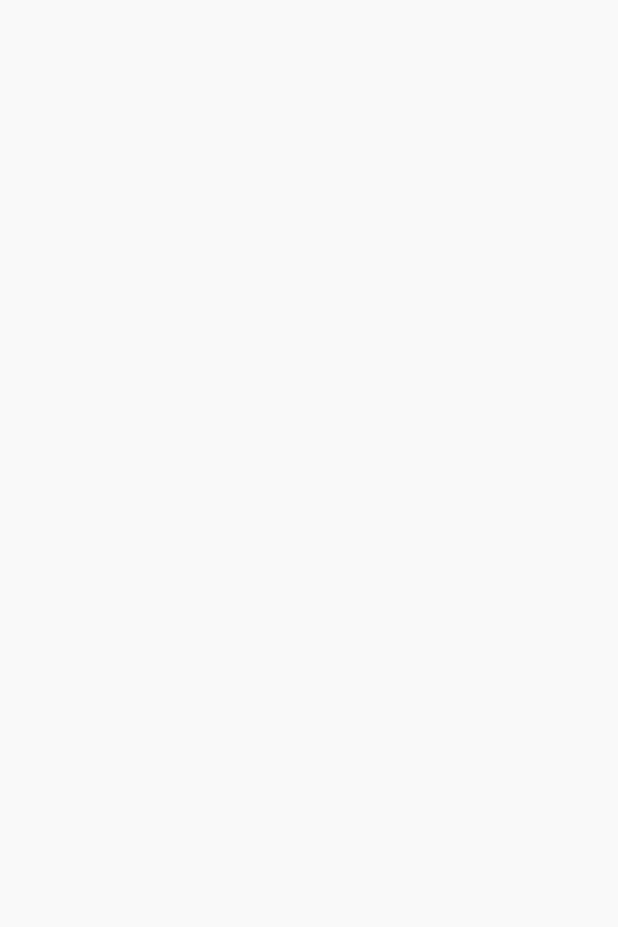
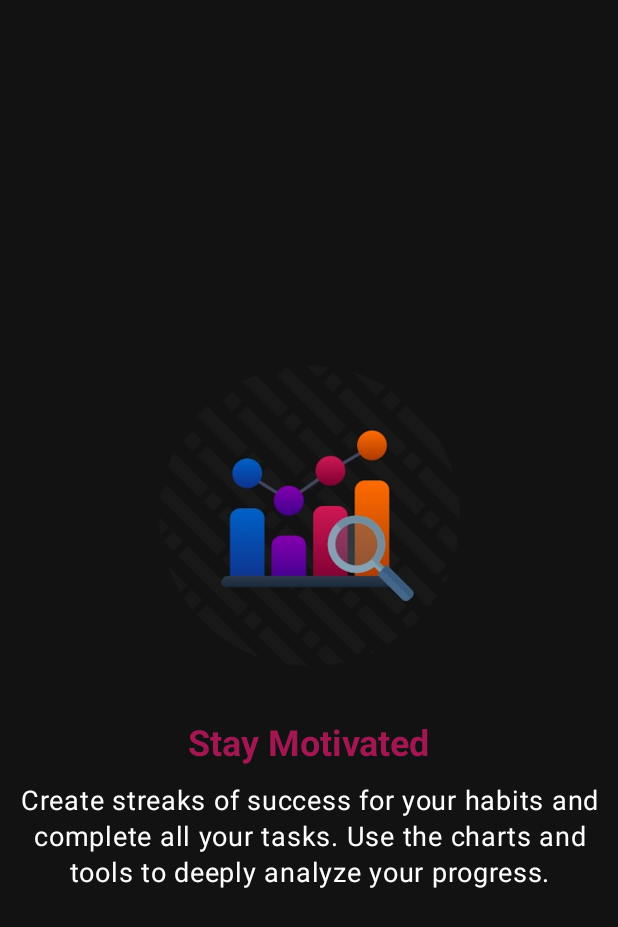
Before and after one commit to aminakhtar5595/LoopWell, an Android app built with Jetpack Compose: the screen it shows after launch (MainActivity), on a phone screen of 412 x 824 dp. Before the commit the part shown is empty. Shown: the top 927 px of the screen. Run offline under Robolectric (Android 15) with nearby library versions, the phone set to English and light mode, and no system bars; our stand-ins replace accompanist.

Commit message:
Implemented UI for onboarding screen 4

```diff
--- a/app/src/main/java/com/example/loopwell/ui/screens/auth/OnboardingScreenFour.kt
+++ b/app/src/main/java/com/example/loopwell/ui/screens/auth/OnboardingScreenFour.kt
@@ -1,8 +1,48 @@
 package com.example.loopwell.ui.screens.auth
 
+import androidx.compose.foundation.Image
+import androidx.compose.foundation.background
+import androidx.compose.foundation.layout.Arrangement
+import androidx.compose.foundation.layout.Column
+import androidx.compose.foundation.layout.fillMaxSize
+import androidx.compose.foundation.layout.padding
+import androidx.compose.foundation.layout.size
+import androidx.compose.material3.MaterialTheme
+import androidx.compose.material3.Text
 import androidx.compose.runtime.Composable
+import androidx.compose.ui.Alignment
+import androidx.compose.ui.Modifier
+import androidx.compose.ui.graphics.Color
+import androidx.compose.ui.res.painterResource
+import androidx.compose.ui.text.font.FontWeight
+import androidx.compose.ui.text.style.TextAlign
+import androidx.compose.ui.unit.dp
+import androidx.compose.ui.unit.sp
+import com.example.loopwell.R
 
 @Composable
 fun OnboardingScreenFour() {
+    Column (
+        modifier = Modifier
+            .fillMaxSize()
+            .background(color = Color(0xFF121212))
+            .padding(horizontal = 10.dp)
+        ,
+        verticalArrangement = Arrangement.Center,
+        horizontalAlignment = Alignment.CenterHorizontally,
+    ) {
+        Image(painter = painterResource(id = R.drawable.onboarding_icon_four),
+            contentDescription = "Onboarding Icon", Modifier.size(220.dp))
 
+        Text(
+            text = "Stay Motivated",
+            style = MaterialTheme.typography.headlineSmall.copy(color = Color(0xFFa21752), fontWeight = FontWeight.Bold),
+            modifier = Modifier.padding(top = 30.dp, bottom = 10.dp)
+        )
+
+        Text(
+            text = "Create streaks of success for your habits and complete all your tasks. Use the charts and tools to deeply analyze your progress.",
+            style = MaterialTheme.typography.bodyLarge.copy(color = Color.White, textAlign = TextAlign.Center, fontSize = 18.sp),
+        )
+    }
 }
```
Also changed, not shown: app/src/main/res/drawable/onboarding_icon_four.png (added).
